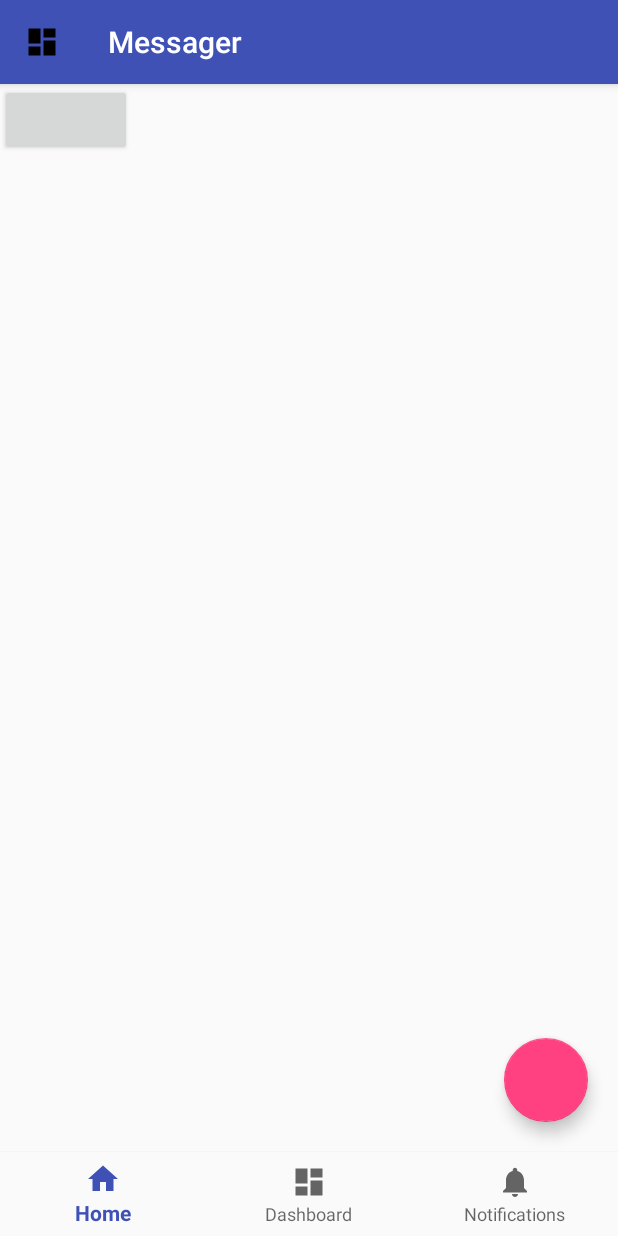
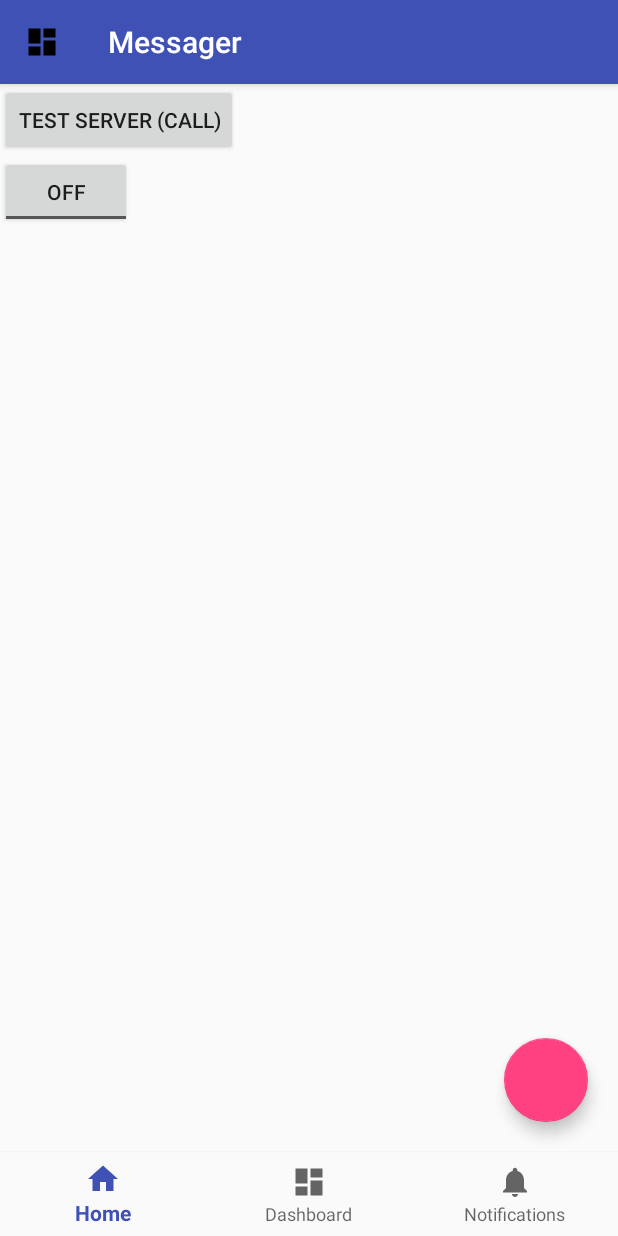
Before and after one commit to Jack-Q/messenger, an Android app: the screen it shows after launch (MainActivity), on a phone screen of 412 x 824 dp. Run offline under Robolectric (Android 15) with nearby library versions, the phone set to English and light mode, and no system bars; our stand-ins replace ButterKnife.

Commit message:
update reference

```diff
--- a/android/app/src/main/res/layout/activity_main_home.xml
+++ b/android/app/src/main/res/layout/activity_main_home.xml
@@ -5,6 +5,12 @@
     android:layout_height="match_parent">
     <Button
         android:id="@+id/main_button_call"
+        android:layout_width="wrap_content"
+        android:layout_height="wrap_content"
+        android:text="Test server (Call)"/>
+
+    <ToggleButton
+        android:id="@+id/main_message_button"
         android:layout_width="wrap_content"
         android:layout_height="wrap_content" />
     <ScrollView
```
Also changed, not shown: android/app/src/main/java/cn/jackq/messager/ui/MainActivityHomePage.java (+20 -3 lines), 1 other file.
